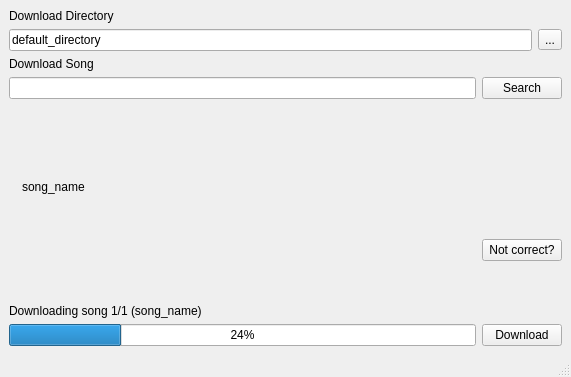
This is gui/scrape.ui in brycenaddison/scrape as Qt 5 draws it before an edit. The edited form follows.
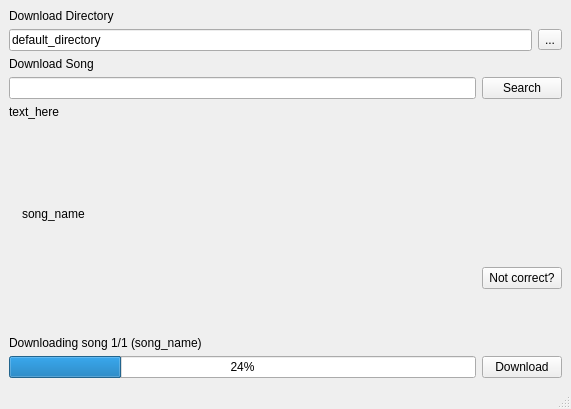
This is the edited form. Icons and pictures are not drawn.

```diff
--- a/gui/scrape.ui
+++ b/gui/scrape.ui
@@ -7,7 +7,7 @@
     <x>0</x>
     <y>0</y>
     <width>571</width>
-    <height>377</height>
+    <height>409</height>
    </rect>
   </property>
   <property name="windowTitle">
@@ -65,6 +65,13 @@
       </item>
      </layout>
     </item>
+    <item>
+     <widget class="QLabel" name="info_text">
+      <property name="text">
+       <string>&lt;html&gt;&lt;head/&gt;&lt;body&gt;&lt;p&gt;text_here&lt;/p&gt;&lt;/body&gt;&lt;/html&gt;</string>
+      </property>
+     </widget>
+    </item>
     <item>
      <spacer name="verticalSpacer">
       <property name="orientation">
```
